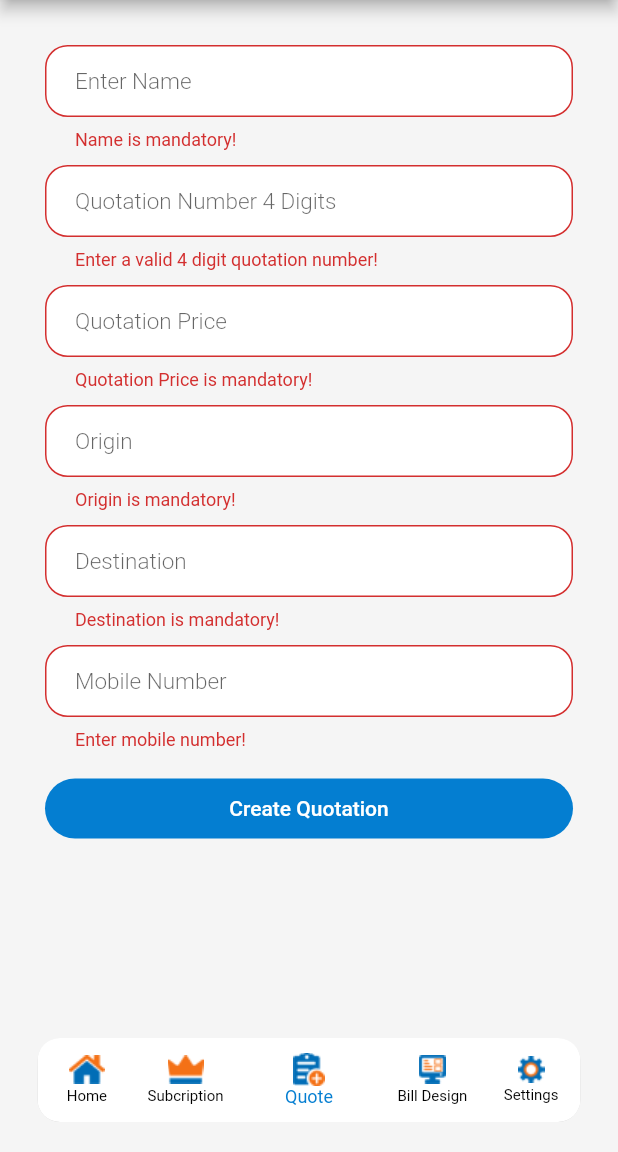
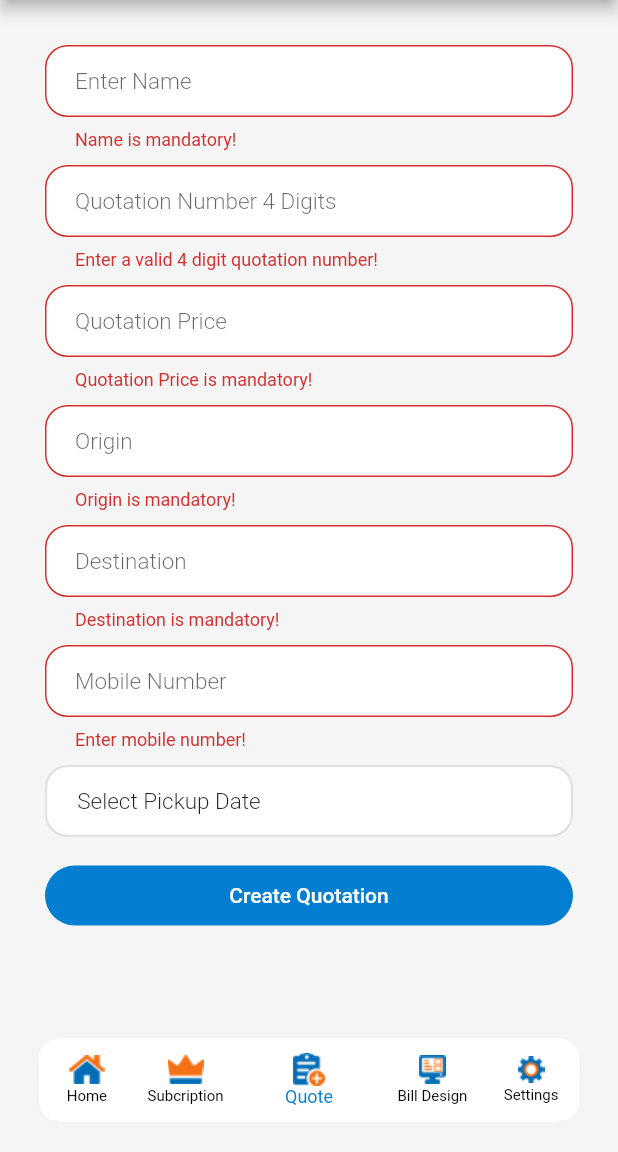
Before and after one commit to Sanoj-Raja/packers_movers, a Flutter app: the HomeScreen screen opened directly, item 3 of the bottom bar chosen, after a tap on "Create Quotation", on a phone screen of 412 x 824 dp, the part 84-1236 px from its top. Run offline on Flutter 3.47's test engine with Material 2 defaults, Android fonts, the phone set to English and light mode, and no system bars; our stand-ins replace bloc, bot_toast, carousel_slider, flutter_bloc, hive, hive_flutter and 1 more; accounts and stored records are empty.

Commit message:
Added date picker & all UI.

```diff
--- a/lib/app/modules/add_quotation/add_quotation_screen.dart
+++ b/lib/app/modules/add_quotation/add_quotation_screen.dart
@@ -1,10 +1,15 @@
+// ignore_for_file: use_build_context_synchronously
 import 'package:hive/hive.dart';
+import 'package:intl/intl.dart';
 import '../../widgets/gapper.dart';
+import 'bloc/add_quotation_bloc.dart';
 import 'package:flutter/material.dart';
 import '../../constants/app_colors.dart';
 import 'package:bot_toast/bot_toast.dart';
 import '../../models/quotation_model.dart';
 import '../../widgets/custom_text_field.dart';
+import '../quotations/quotations_screen.dart';
+import 'package:flutter_bloc/flutter_bloc.dart';
 
 class AddQuotationScreen extends StatefulWidget {
   const AddQuotationScreen({super.key});
@@ -22,6 +27,8 @@ class _AddQuotationScreenState extends State<AddQuotationScreen> {
   late TextEditingController originTextController;
   late TextEditingController destinationTextController;
   late TextEditingController phoneNumberTextController;
+
+  final addQuotationBloc = AddQuotationBloc();
 
   @override
   void initState() {
@@ -117,11 +124,81 @@ class _AddQuotationScreenState extends State<AddQuotationScreen> {
                         : 'Mobile number should only have 10 digits!';
               },
             ),
+            const VerticalGap(),
+            BlocBuilder<AddQuotationBloc, AddQuotationState>(
+              bloc: addQuotationBloc,
+              builder: (context, state) {
+                return InkWell(
+                  onTap: () async {
+                    final pickupDate = await showDatePicker(
+                      initialDate: DateTime.now(),
+                      firstDate: DateTime.now(),
+                      lastDate: DateTime.now().add(const Duration(days: 300)),
+                      initialEntryMode: DatePickerEntryMode.calendarOnly,
+                      helpText: "Select Pickup Date".toUpperCase(),
+                      errorInvalidText: "Enter a valid Date!",
+                      errorFormatText: 'Entered Date is not in Valid Format!',
+                      context: context,
+                    );
+
+                    if (pickupDate != null) {
+                      addQuotationBloc.updatePickupDate(
+                        pickupDate: pickupDate,
+                      );
+                    }
+                  },
+                  child: Container(
+                    height: kTextTabBarHeight,
+                    decoration: BoxDecoration(
+                      color: AppColors.containerBackgroundWhite,
+                      borderRadius: BorderRadius.circular(15),
+                      border: Border.all(
+                        width: 1.5,
+                        color: AppColors.dividerGreyColor,
+                      ),
+                    ),
+                    child: Padding(
+                      padding: const EdgeInsets.only(left: 20),
+                      child: Align(
+                        alignment: Alignment.centerLeft,
+                        child: Text(
+                          state.pickupDate != null
+                              ? DateFormat('dd-MM-yyyy')
+                                  .format(state.pickupDate!)
+                              : 'Select Pickup Date',
+                          style: state.pickupDate != null
+                              ? const TextStyle(
+                                  fontSize: 16,
+                                )
+                              : const TextStyle(
+                                  fontSize: 15,
+                                  fontWeight: FontWeight.w300,
+                                ),
+                        ),
+                      ),
+                    ),
+                  ),
+                );
+              },
+            ),
             const VerticalGap(gap: 15),
             TextButton(
               onPressed: () async {
                 FocusManager.instance.primaryFocus?.unfocus();
                 if (addQuotationFormKey.currentState!.validate()) {
+                  if (addQuotationBloc.state.pickupDate == null) {
+                    ScaffoldMessenger.of(context).showSnackBar(
+                      SnackBar(
+                        content: const Text('Pickup Date is Mandatory'),
+                        backgroundColor: (Colors.black12),
+                        action: SnackBarAction(
+                          label: 'Dismiss',
+                          onPressed: () {},
+                        ),
+                      ),
+                    );
+                    return;
+                  }
                   await Hive.box<QuotationModel>('quotations').add(
                     QuotationModel(
                       name: nameTextController.text,
@@ -134,7 +211,7 @@ class _AddQuotationScreenState extends State<AddQuotationScreen> {
                       origin: originTextController.text,
                       destination: destinationTextController.text,
                       phoneNumber: phoneNumberTextController.text,
-                      date: DateTime.now(),
+                      date: addQuotationBloc.state.pickupDate!,
                     ),
                   );
 
@@ -144,9 +221,17 @@ class _AddQuotationScreenState extends State<AddQuotationScreen> {
                   originTextController.clear();
                   destinationTextController.clear();
                   phoneNumberTextController.clear();
+                  addQuotationBloc.updatePickupDate();
 
                   BotToast.showText(
                     text: 'Your quotation has been created successfully.',
+                  );
+
+                  Navigator.push(
+                    context,
+                    MaterialPageRoute(
+                      builder: (context) => const QuotationsScreen(),
+                    ),
                   );
                 }
               },
```
